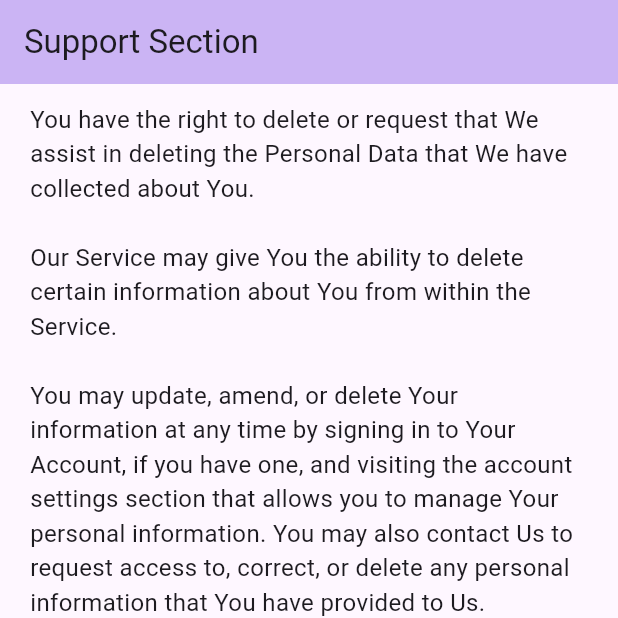
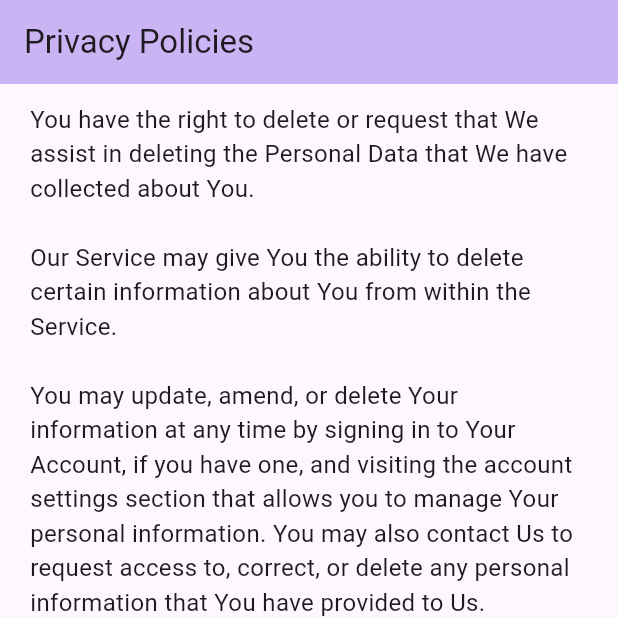
Before and after one commit to nextive-rahim/support-url-web-app, a Flutter app: the screen it shows after launch, scrolled down 449 dp, on a phone screen of 412 x 824 dp, the top half of it. Run offline on Flutter 3.47's test engine with Material 3 defaults, Android fonts, the phone set to English and light mode, and no system bars.

Commit message:
flutter build web

```diff
--- a/lib/main.dart
+++ b/lib/main.dart
@@ -31,7 +31,7 @@ class MyApp extends StatelessWidget {
         // tested with just a hot reload.
         colorScheme: ColorScheme.fromSeed(seedColor: Colors.deepPurple),
       ),
-      home: const MyHomePage(title: 'Support Section'),
+      home: const MyHomePage(title: 'Privacy Policies'),
     );
   }
 }
```
Also changed, not shown: 3 other files.
